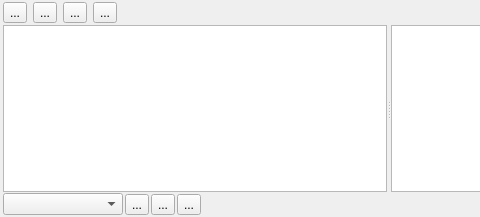
This is engine/modules/anim/editor/TimelinePanel/TimelinePanel.ui in timi-liuliang/echo as Qt 5 draws it before an edit; both pictures show x 0 to 480 and y 0 to 217 of the 777 by 217 pixel window. The edited form follows.
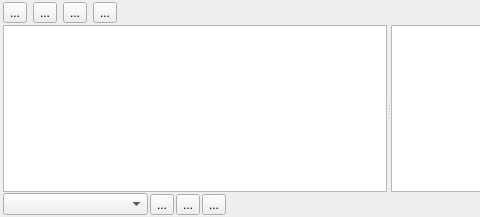
This is the edited form.

Patch:
```diff
--- a/engine/modules/anim/editor/TimelinePanel/TimelinePanel.ui
+++ b/engine/modules/anim/editor/TimelinePanel/TimelinePanel.ui
@@ -155,7 +155,7 @@
        <widget class="QComboBox" name="m_clips">
         <property name="minimumSize">
          <size>
-          <width>120</width>
+          <width>145</width>
           <height>0</height>
          </size>
         </property>
```
